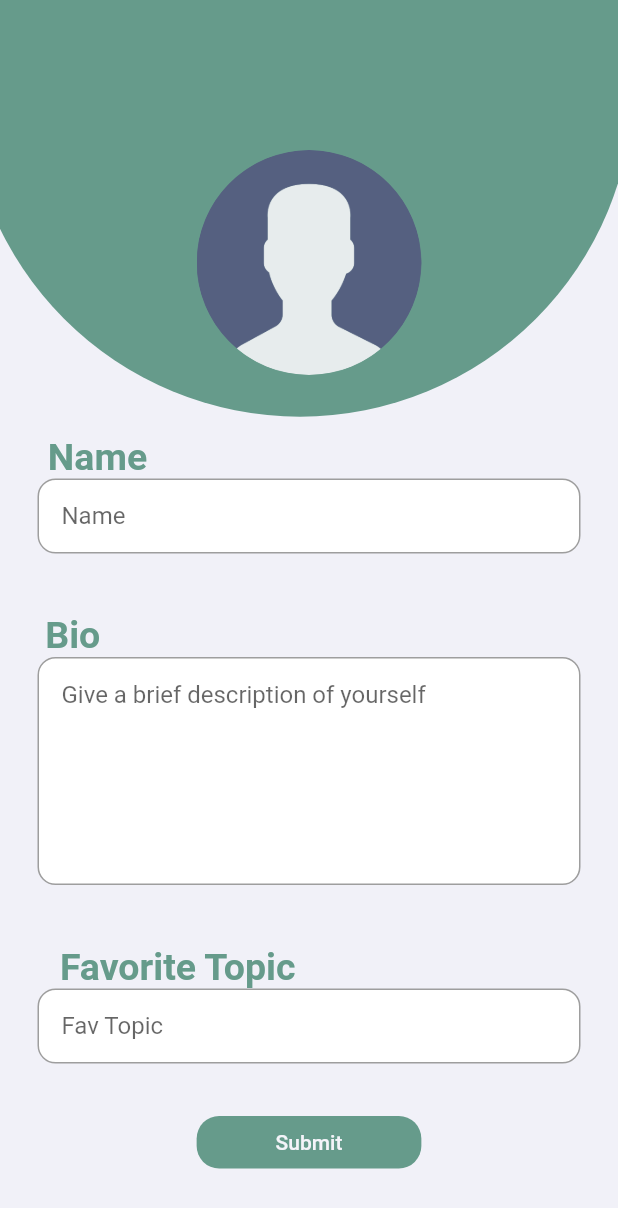
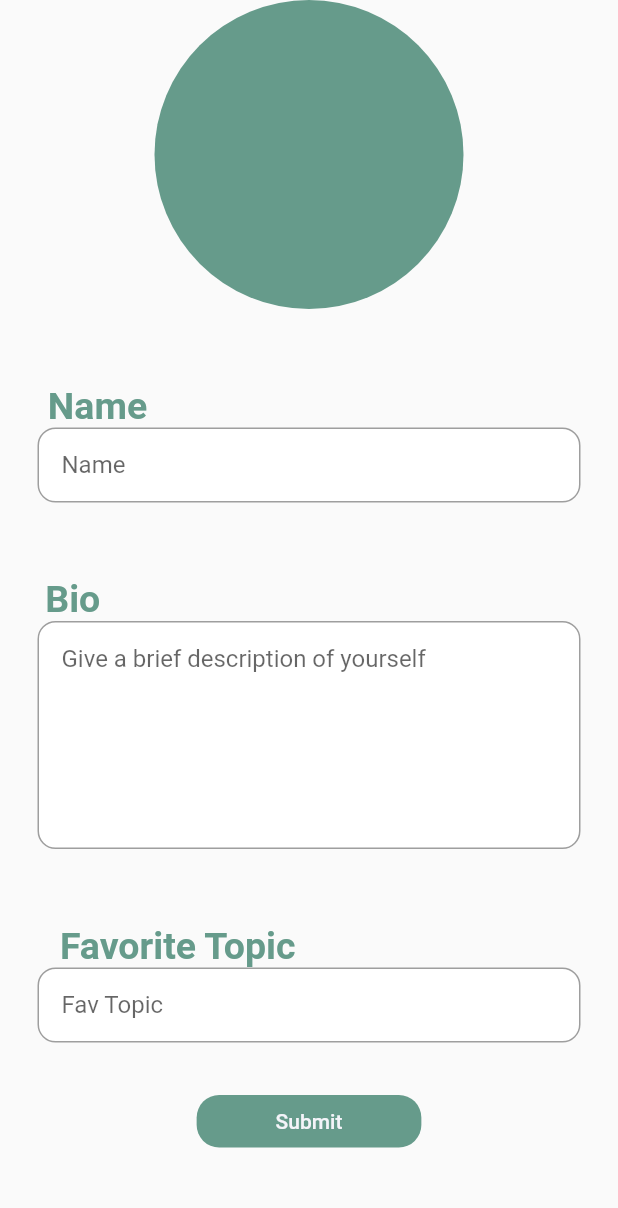
Before and after one commit to chizy7/Card-io, a Flutter app: the CreateUser screen opened directly, on a phone screen of 412 x 824 dp. Shown: the top 1208 px of the screen. Run offline on Flutter 3.47's test engine with Material 2 defaults, Android fonts, the phone set to English and light mode, and no system bars; our stand-ins replace cloud_firestore, firebase_auth, firebase_core, firebase_storage, flutter_riverpod, google_sign_in; accounts and stored records are empty.

Commit message:
Revert "layout styling"
This reverts commit 89350601913454ba0ef5deb57da718ef567667f9

```diff
--- a/my_app/lib/create_user.dart
+++ b/my_app/lib/create_user.dart
@@ -1,43 +1,10 @@
 import 'package:flutter/material.dart';
-import 'package:flutter_riverpod/flutter_riverpod.dart';
 
 class CreateUser extends StatefulWidget {
   const CreateUser({super.key});
 
   @override
   State<CreateUser> createState() => _CreateUserState();
-}
-
-class MyPainterShort extends CustomPainter {
-  @override
-  void paint(Canvas canvas, Size size) {
-    Paint paint = Paint()
-      ..color = Color.fromRGBO(102, 155, 139, 1).withOpacity(1);
-
-    final center = Offset(size.width / 2, size.height / 4.5);
-    canvas.drawCircle(center, size.width / 1.8, paint);
-  }
-
-  @override
-  bool shouldRepaint(CustomPainter old) {
-    return true;
-  }
-}
-
-class MyPainterTall extends CustomPainter {
-  @override
-  void paint(Canvas canvas, Size size) {
-    Paint paint = Paint()
-      ..color = Color.fromRGBO(102, 155, 139, 1).withOpacity(1);
-
-    final center = Offset(size.width / 2, size.height / 4.5);
-    canvas.drawCircle(center, size.width / 1.15, paint);
-  }
-
-  @override
-  bool shouldRepaint(CustomPainter old) {
-    return true;
-  }
 }
 
 class _CreateUserState extends State<CreateUser> {
@@ -48,46 +15,30 @@ class _CreateUserState extends State<CreateUser> {
   @override
   Widget build(BuildContext context) {
     return Scaffold(
-        backgroundColor: const Color.fromRGBO(241, 241, 248, 1),
         body: SafeArea(
-            top: false,
             child: Center(
                 child: Column(children: [
-              Stack(children: <Widget>[
       Container(
-                    color: const Color.fromRGBO(241, 241, 248, 1),
-                    width: 400,
-                    height: 250,
-                    child: CustomPaint(
-                      painter: MyPainterShort(),
-                    )),
-                Center(
-                    child: Padding(
-                        padding: const EdgeInsets.only(top: 100.0),
-                        child: Container(
-                            width: 150,
-                            height: 150,
-                            decoration: const BoxDecoration(
+        width: 600,
+        height: MediaQuery.of(context).size.height * .25,
+
+
+        decoration: BoxDecoration(
           shape: BoxShape.circle,
-                              image: DecorationImage(
-                                  image: AssetImage('images/usericon.png'),
-                                  fit: BoxFit.fill),
-                            ))))
-              ]),
-              // ),
-              // child: const CircleAvatar(
-              //   radius: 50,
-              //   backgroundImage: NetworkImage(
-              //       'https://www.woolha.com/media/2020/03/eevee.png'),
-              // ),
+          color: Color.fromRGBO(102, 155, 139, 1),
+          // borderRadius: BorderRadius.only({Radius.zero, Radius.zero, 15.0, bottomRight = 15.0}),
+        ),
+
+      ),
+
+
 
       Padding(
-                padding: const EdgeInsets.only(top: 40.0, right: 282),
+        padding: const EdgeInsets.only(top: 50.0, right: 282),
         child: RichText(
           text: TextSpan(
-                    style: DefaultTextStyle.of(context)
-                        .style
-                        .apply(fontSizeFactor: 1.5),
+            style:
+                DefaultTextStyle.of(context).style.apply(fontSizeFactor: 1.5),
             children: const <TextSpan>[
               TextSpan(
                   text: 'Name',
@@ -101,7 +52,6 @@ class _CreateUserState extends State<CreateUser> {
         ),
       ),
       // Name TextField
-
       Padding(
         padding: const EdgeInsets.symmetric(horizontal: 25.0),
         child: Container(
@@ -110,8 +60,8 @@ class _CreateUserState extends State<CreateUser> {
             border: Border.all(color: Colors.grey),
             borderRadius: BorderRadius.circular(12),
           ),
-                  child: const Padding(
-                    padding: EdgeInsets.only(left: 15.0),
+          child: Padding(
+            padding: const EdgeInsets.only(left: 15.0),
             child: TextField(
               decoration: InputDecoration(
                 border: InputBorder.none,
@@ -123,12 +73,11 @@ class _CreateUserState extends State<CreateUser> {
       ),
 
       Padding(
-                padding: const EdgeInsets.only(top: 40.0, right: 315),
+        padding: const EdgeInsets.only(top: 50.0, right: 315),
         child: RichText(
           text: TextSpan(
-                    style: DefaultTextStyle.of(context)
-                        .style
-                        .apply(fontSizeFactor: 1.5),
+            style:
+                DefaultTextStyle.of(context).style.apply(fontSizeFactor: 1.5),
             children: const <TextSpan>[
               TextSpan(
                   text: 'Bio',
@@ -151,12 +100,13 @@ class _CreateUserState extends State<CreateUser> {
             border: Border.all(color: Colors.grey),
             borderRadius: BorderRadius.circular(12),
           ),
-                  child: const SizedBox(
+          child: SizedBox(
             height: 150,
 
             child: Padding(
-                      padding: EdgeInsets.only(left: 15.0),
+                padding: const EdgeInsets.only(left: 15.0),
                 child: TextField(
+
               keyboardType: TextInputType.multiline,
               maxLines: null,
               decoration: InputDecoration(
@@ -180,12 +130,11 @@ class _CreateUserState extends State<CreateUser> {
       ),
 
       Padding(
-                padding: const EdgeInsets.only(top: 40.0, right: 175),
+        padding: const EdgeInsets.only(top: 50.0, right: 175),
         child: RichText(
           text: TextSpan(
-                    style: DefaultTextStyle.of(context)
-                        .style
-                        .apply(fontSizeFactor: 1.5),
+            style:
+                DefaultTextStyle.of(context).style.apply(fontSizeFactor: 1.5),
             children: const <TextSpan>[
               TextSpan(
                   text: 'Favorite Topic',
@@ -207,8 +156,8 @@ class _CreateUserState extends State<CreateUser> {
             border: Border.all(color: Colors.grey),
             borderRadius: BorderRadius.circular(12),
           ),
-                  child: const Padding(
-                    padding: EdgeInsets.only(left: 15.0),
+          child: Padding(
+            padding: const EdgeInsets.only(left: 15.0),
             child: TextField(
               decoration: InputDecoration(
                 border: InputBorder.none,
@@ -231,8 +180,7 @@ class _CreateUserState extends State<CreateUser> {
           child: MaterialButton(
               onPressed: () async {},
               child: const Text("Submit",
-                          style: TextStyle(
-                              color: Color.fromRGBO(244, 244, 249, 1)))),
+                  style: TextStyle(color: Color.fromRGBO(244, 244, 249, 1)))),
         ),
       )
     ]))));
--- a/my_app/pubspec.yaml
+++ b/my_app/pubspec.yaml
@@ -72,8 +72,6 @@ flutter:
   #   - images/a_dot_burr.jpeg
   #   - images/a_dot_ham.jpeg
       - images/leaflet.png
-      - images/usericon.png
-
 
 
   # An image asset can refer to one or more resolution-specific "variants", see
```
Also changed, not shown: my_app/lib/auth.dart (+20 -37 lines), my_app/lib/profiles.dart (+28 -16 lines), my_app/lib/register.dart (+16 -26 lines). Lines whose indentation alone changed are shown as unchanged.
